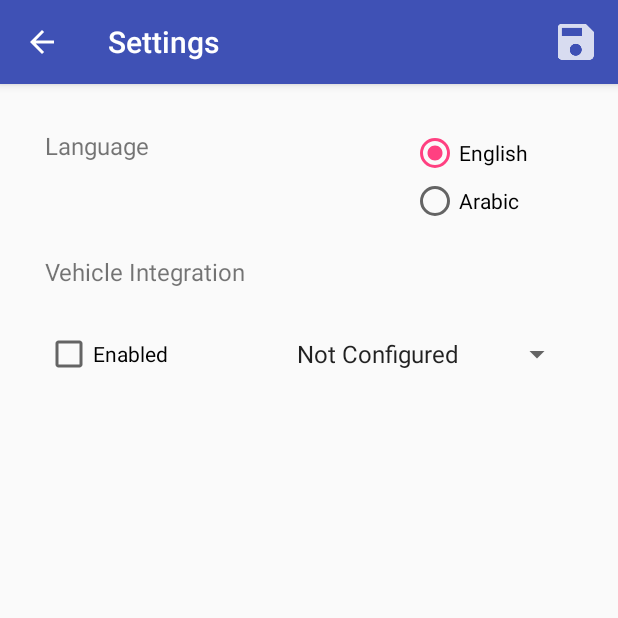
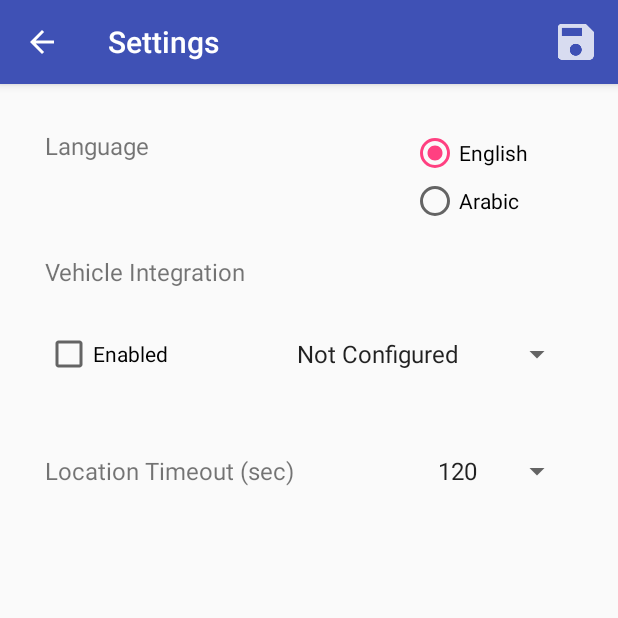
Before and after one commit to haudah/CarWatcher, an Android app: the SettingsActivity screen opened directly, with no data from a screen before it, on a phone screen of 412 x 824 dp, the top half of it. Run offline under Robolectric (Android 15) with nearby library versions, the phone set to English and light mode, and no system bars.

Commit message:
Everything seems to be working on Samsung mobiles

```diff
--- a/app/src/main/AndroidManifest.xml
+++ b/app/src/main/AndroidManifest.xml
@@ -41,7 +41,6 @@
             android:exported="true">
             <intent-filter>
                 <action android:name="com.aramco.carwatcher.TOGGLECAPTURE" />
-
                 <category android:name="android.intent.category.DEFAULT" />
             </intent-filter>
         </receiver>
--- a/app/src/main/java/com/aramco/carwatcher/BluetoothReceiver.java
+++ b/app/src/main/java/com/aramco/carwatcher/BluetoothReceiver.java
@@ -68,9 +68,8 @@ public class BluetoothReceiver extends BroadcastReceiver
                     if (device.getAddress().equals(bluetoothAddress))
                     {
                         //the device is charging and bluetooth is connected to the car, we can start
-                        //the continuous capture
-                        Intent captureIntent = CaptureService.newIntent(context, true);
-                        context.startService(captureIntent);
+                        //the continuous capture (if its not already running)
+                        startCaptureIfNotRunning(context);
                         found = true;
                         break;
                     }
--- a/app/src/main/java/com/aramco/carwatcher/SettingsActivity.java
+++ b/app/src/main/java/com/aramco/carwatcher/SettingsActivity.java
@@ -32,6 +32,7 @@ public class SettingsActivity extends AppCompatActivity
     private RadioButton arabicRadioButton;
     private CheckBox bluetoothCheckBox;
     private Spinner pairedNamesSpinner;
+    private Spinner timeoutSpinner;
     //the current language setting (0: english, 1: arabic)
     private int language;
     //the current bluetooth enabled setting
@@ -43,6 +44,8 @@ public class SettingsActivity extends AppCompatActivity
     public final static String LANGUAGE_SETTING = "LANGUAGE_SETTING";
     public final static String BLUETOOTH_ENABLED_SETTING = "BLUETOOTH_ENABLED_SETTING";
     public final static String BLUETOOTH_SETTING = "BLUETOOTH_SETTING";
+    public final static String TIMEOUT_SETTING = "TIMEOUT_SETTING";
+    public final static int DEFAULT_TIMEOUT = 120;
     public final static String SETTINGS_FILE = "CarWatcherSettings";
     //the list of paired bluetooth devices
     private List<BluetoothDevice> pairedDevices;
@@ -56,15 +59,18 @@ public class SettingsActivity extends AppCompatActivity
         setContentView(R.layout.activity_settings);
         //show the back button
         getSupportActionBar().setDisplayHomeAsUpEnabled(true);
+        getSupportActionBar().setTitle(getResources().getString(R.string.settings));
         //get view references
         englishRadioButton = (RadioButton)findViewById(R.id.settings_language_english);
         arabicRadioButton = (RadioButton)findViewById(R.id.settings_language_arabic);
         bluetoothCheckBox = (CheckBox)findViewById(R.id.settings_bluetooth_enabled);
         pairedNamesSpinner = (Spinner)findViewById(R.id.settings_bluetooth_spinner);
+        timeoutSpinner = (Spinner)findViewById(R.id.settings_timeout_spinner);
         //get current settings (if they've been configured previously)
         SharedPreferences sharedPref = getSharedPreferences(SETTINGS_FILE, Context.MODE_PRIVATE);
         language = sharedPref.getInt(LANGUAGE_SETTING, 0);
         bluetooth = sharedPref.getInt(BLUETOOTH_ENABLED_SETTING, 0) == 1;
+        int timeout = sharedPref.getInt(TIMEOUT_SETTING, DEFAULT_TIMEOUT);
 
         //need permission to use bluetooth
         if (ActivityCompat.checkSelfPermission(this, android.Manifest.permission.BLUETOOTH)
@@ -100,6 +106,24 @@ public class SettingsActivity extends AppCompatActivity
             new ArrayAdapter<String>(this, android.R.layout.simple_list_item_1, pairedNames);
         pairedNamesAdapter.setDropDownViewResource(android.R.layout.simple_spinner_dropdown_item);
         pairedNamesSpinner.setAdapter(pairedNamesAdapter);
+
+        List<String> timeouts = new LinkedList<String>();
+        timeouts.add("30");
+        timeouts.add("60");
+        timeouts.add("90");
+        timeouts.add("120");
+        timeouts.add("240");
+        ArrayAdapter<String> timeoutAdapter =
+            new ArrayAdapter<String>(this, android.R.layout.simple_list_item_1, timeouts);
+        timeoutAdapter.setDropDownViewResource(android.R.layout.simple_spinner_dropdown_item);
+        timeoutSpinner.setAdapter(timeoutAdapter);
+        for (int i = 0; i < timeouts.size(); i++)
+        {
+            if (Integer.valueOf(timeouts.get(i)) == timeout)
+            {
+                timeoutSpinner.setSelection(i);
+            }
+        }
 
         //set up the views according to last saved settings
         if (language == 1)
@@ -167,6 +191,8 @@ public class SettingsActivity extends AppCompatActivity
                 int i = pairedNamesSpinner.getSelectedItemPosition();
                 String bluetoothAddress = (i != 0)? pairedDevices.get(i).getAddress() : "NOT_CONFIGURED";
                 editor.putString(BLUETOOTH_SETTING, bluetoothAddress);
+                int timeout = Integer.valueOf(timeoutSpinner.getSelectedItem().toString());
+                editor.putInt(TIMEOUT_SETTING, timeout);
                 editor.commit();
                 finish();
                 return true;
--- a/app/src/main/java/com/aramco/carwatcher/VideoBaseHelper.java
+++ b/app/src/main/java/com/aramco/carwatcher/VideoBaseHelper.java
@@ -174,6 +174,8 @@ public class VideoBaseHelper extends SQLiteOpenHelper
         ContentValues values = new ContentValues();
         values.put(VideoTable.Cols.LATITUDE, latitude);
         values.put(VideoTable.Cols.LONGITUDE, longitude);
+        //note that we also update the address string to be the coordinates
+        values.put(VideoTable.Cols.ADDRESS, String.format("%.6f, %.6f", latitude, longitude));
         String id = Long.toString(video.getId());
         return (database.update(VideoTable.NAME, values, "_id=?", new String[] {id}) == 1);
     }
--- a/app/src/main/res/layout/activity_settings.xml
+++ b/app/src/main/res/layout/activity_settings.xml
@@ -76,4 +76,28 @@
             >
         </Spinner>
     </RelativeLayout>
+    <RelativeLayout
+        android:layout_width="match_parent"
+        android:layout_height="wrap_content"
+        android:layout_marginTop="30dp"
+        android:layout_marginStart="30dp"
+        android:layout_marginEnd="30dp"
+        >
+        <TextView
+            android:layout_width="wrap_content"
+            android:layout_height="wrap_content"
+            android:layout_alignParentStart="true"
+            android:text="@string/location_timeout"
+            android:textSize="16sp"
+            android:layout_centerVertical="true"
+            />
+        <Spinner
+            android:id="@+id/settings_timeout_spinner"
+            android:layout_width="wrap_content"
+            android:layout_height="wrap_content"
+            android:layout_alignParentEnd="true"
+            android:layout_centerVertical="true"
+            >
+        </Spinner>
+    </RelativeLayout>
 </LinearLayout>
--- a/app/src/main/res/values/strings.xml
+++ b/app/src/main/res/values/strings.xml
@@ -53,4 +53,5 @@
     <string name="hani_audah">Hani Audah</string>
     <string name="comment_header">Comment</string>
     <string name="sample_comment">This is a long comment that will be used for demo purposes in the layout.</string>
+    <string name="location_timeout">Location Timeout (sec)</string>
 </resources>
```
Also changed, not shown: app/src/main/java/com/aramco/carwatcher/ApiConnector.java (+17 -0 lines), app/src/main/java/com/aramco/carwatcher/CaptureReceiver.java (+7 -0 lines), app/src/main/java/com/aramco/carwatcher/CaptureService.java (+74 -9 lines), app/src/main/java/com/aramco/carwatcher/MainActivity.java (+7 -2 lines), 227 other files.
